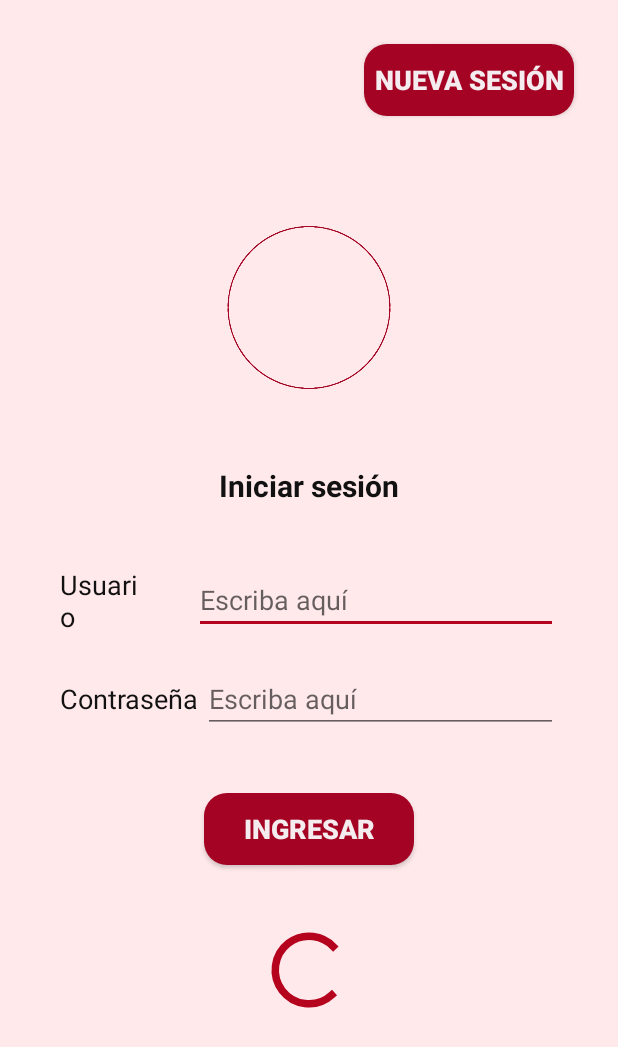
After one commit to LuCisneros/Gupo-Hello-World---Programacion-3, an Android app: the layout activity_login.xml on its own in the app's theme, with its tools: preview values and no code run, on a phone screen of 412 x 824 dp. The commit adds this screen. Shown: the top 1047 px of the screen. Run offline under Robolectric (Android 15) with nearby library versions, the phone set to English and light mode, and no system bars.

Commit message:
login activity

```diff
--- /dev/null
+++ b/app/src/main/res/drawable/bkg_ground.xml
@@ -0,0 +1,5 @@
+<?xml version="1.0" encoding="utf-8"?>
+<shape xmlns:android="http://schemas.android.com/apk/res/android">
+    <solid android:color="@color/colorRed"/>
+    <corners android:radius="@dimen/border_radius"/>
+</shape>
--- /dev/null
+++ b/app/src/main/res/layout/activity_login.xml
@@ -0,0 +1,119 @@
+<?xml version="1.0" encoding="utf-8"?>
+<FrameLayout xmlns:android="http://schemas.android.com/apk/res/android"
+    android:layout_width="match_parent"
+    android:layout_height="match_parent"
+    xmlns:tools="http://schemas.android.com/tools">
+
+    <ImageView
+        android:layout_width="match_parent"
+        android:layout_height="match_parent"
+        android:scaleType="centerCrop"
+        android:src="@drawable/fondo"/>
+
+    <Button
+        android:layout_width="140dp"
+        android:layout_height="wrap_content"
+        android:background="@drawable/bkg_ground"
+        android:layout_marginRight="@dimen/margin_small"
+        android:layout_marginTop="@dimen/margin_small"
+        android:layout_gravity="top|end"
+        android:text="@string/nuevaSesion"
+        android:textSize="18sp"
+        android:textStyle="bold"
+        android:textColor="@color/colorPrimary"
+        android:layout_marginEnd="@dimen/margin_small" />
+
+    <LinearLayout
+        android:layout_width="match_parent"
+        android:layout_height="wrap_content"
+        android:layout_marginTop="110dp"
+        android:gravity="center"
+        android:orientation="vertical"
+
+        android:padding="40dp">
+
+        <ImageView
+            android:layout_width="120dp"
+            android:layout_height="110dp"
+            android:layout_marginBottom="20dp"
+            android:tint="@color/colorRed"
+            android:src="@drawable/logo2" />
+
+        <TextView
+            android:layout_width="wrap_content"
+            android:layout_height="wrap_content"
+            android:layout_marginTop="30dp"
+            android:text="@string/iniciarSesion"
+            android:textStyle="bold"
+            android:textSize="20sp"
+            android:textColor="@color/colorBlack"/>
+
+        <LinearLayout
+            android:layout_width="match_parent"
+            android:layout_height="wrap_content"
+            android:layout_marginTop="40dp"
+            android:layout_marginBottom="20dp"
+            android:orientation="horizontal"
+            android:gravity="center_vertical">
+
+            <TextView
+                android:layout_width="60dp"
+                android:layout_height="wrap_content"
+                android:text="@string/usuario"
+                android:textColor="@color/colorBlack"
+                android:textSize="18sp"/>
+
+            <EditText
+                android:id="@+id/usuario"
+                android:layout_width="match_parent"
+                android:layout_height="wrap_content"
+                android:layout_marginStart="@dimen/margin_small"
+                android:hint="@string/escritura"
+                android:inputType="text"
+                android:layout_marginLeft="@dimen/margin_small" />
+
+        </LinearLayout>
+
+        <LinearLayout
+            android:layout_width="match_parent"
+            android:layout_height="wrap_content"
+            android:layout_marginBottom="40dp"
+            android:orientation="horizontal"
+            android:gravity="center_vertical">
+
+            <TextView
+                android:layout_width="95dp"
+                android:layout_height="wrap_content"
+                android:text="@string/contraseña"
+                android:textColor="@color/colorBlack"
+                android:textSize="18sp"/>
+
+            <EditText
+                android:id="@+id/contraseña"
+                android:layout_width="match_parent"
+                android:layout_height="wrap_content"
+                android:hint="@string/escritura"
+                android:imeOptions="actionSearch"
+                android:inputType="textPassword"  />
+        </LinearLayout>
+
+        <Button
+            android:id="@+id/ingresar"
+            android:layout_width="140dp"
+            android:layout_height="wrap_content"
+            android:background="@drawable/bkg_ground"
+            android:text="@string/login"
+            android:textColor="@color/colorPrimary"
+            android:textSize="18sp"
+            android:textStyle="bold" />
+
+        <ProgressBar
+            android:id="@+id/progressBar"
+            android:layout_marginTop="40dp"
+            android:layout_width="60dp"
+            android:layout_height="60dp"
+            android:indeterminate="true"
+            android:visibility="invisible"
+            tools:visibility="visible"/>
+    </LinearLayout>
+</FrameLayout>
--- a/app/src/main/res/values/colors.xml
+++ b/app/src/main/res/values/colors.xml
@@ -1,6 +1,14 @@
 <?xml version="1.0" encoding="utf-8"?>
 <resources>
-    <color name="colorPrimary">#6200EE</color>
+    <color name="colorPrimary">#F5F7F6F8</color>
     <color name="colorPrimaryDark">#3700B3</color>
-    <color name="colorAccent">#03DAC5</color>
+    <color name="colorAccent">#B5021D</color>
+
+    <color name="colorRed">#A50323</color>
+    <color name="colorLightRed">#CEFBF0F2</color>
+    <color name="colorTransparent">#81CCCBCB</color>
+    <color name="colorBlack">#F5070707</color>
+
+
+
 </resources>
--- /dev/null
+++ b/app/src/main/res/values/dimens.xml
@@ -0,0 +1,5 @@
+<?xml version="1.0" encoding="utf-8"?>
+<resources>
+    <dimen name="margin_small">29dp</dimen>
+    <dimen name="border_radius">15dp</dimen>
+</resources>
--- a/app/src/main/res/values/strings.xml
+++ b/app/src/main/res/values/strings.xml
@@ -1,3 +1,12 @@
 <resources>
     <string name="app_name">Hello World</string>
+    <string name="nuevaSesion">Nueva sesión</string>
+    <string name="iniciarSesion">Iniciar sesión</string>
+    <string name="usuario">Usuario</string>
+    <string name="contraseña">Contraseña</string>
+    <string name="login">Ingresar</string>
+    <string name="escritura">Escriba aquí</string>
+
+
+
 </resources>
```
Also changed, not shown: app/src/main/res/drawable-v24/fondo.jpg (added), app/src/main/res/drawable/logo2.png (added).
